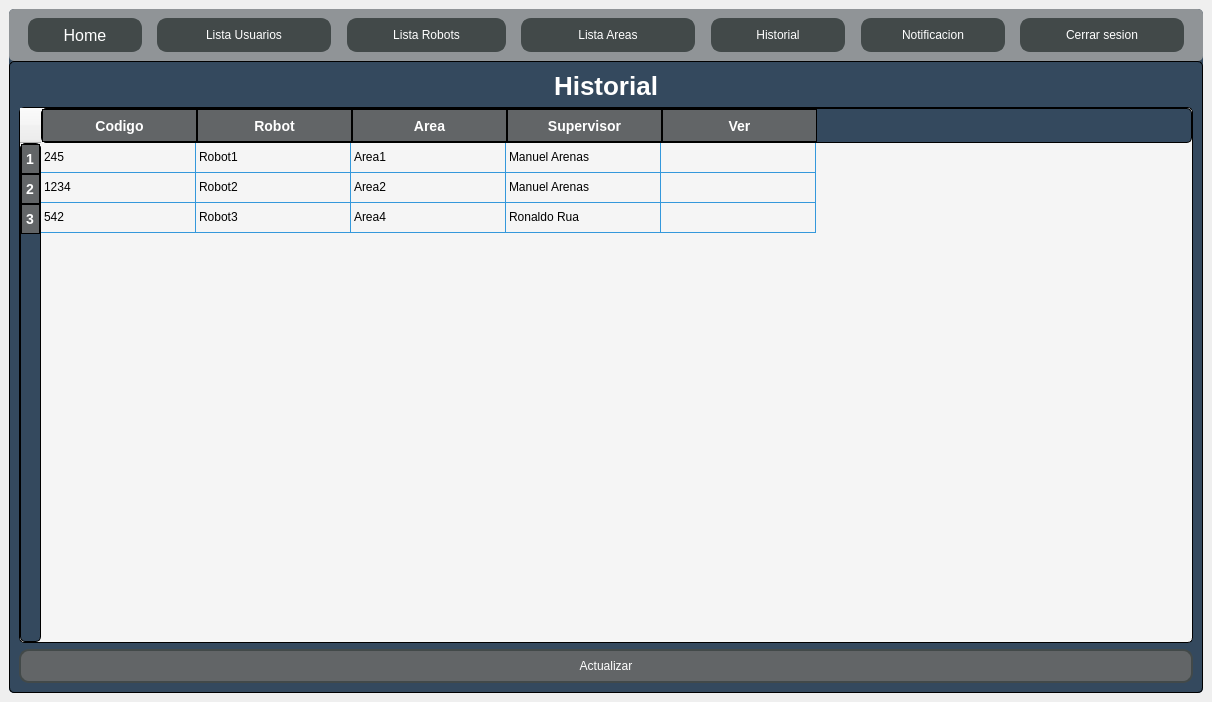
Manu743/Sistema_autonomo, file Menu/Prototipo.ui: the form before one commit.
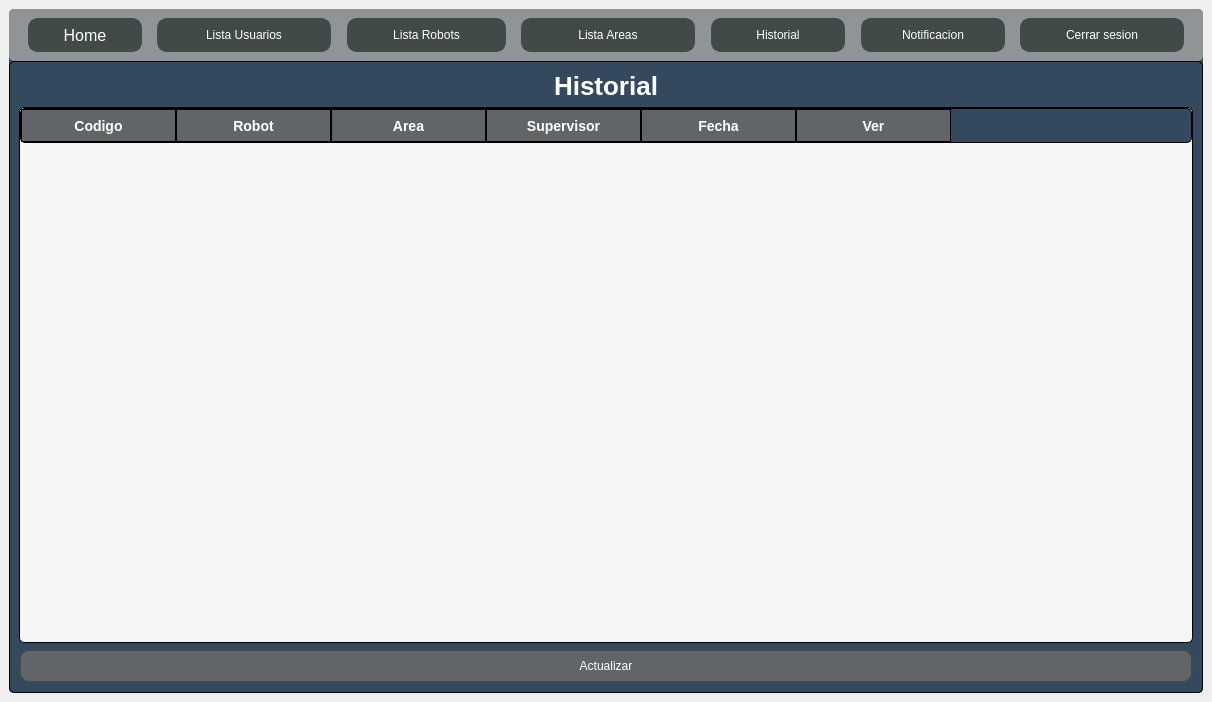
The form after the commit. The open tabs and pages were chosen to show the change. Icons and pictures are not drawn.

Patch:
```diff
--- a/Menu/Prototipo.ui
+++ b/Menu/Prototipo.ui
@@ -1628,10 +1628,10 @@
                  <enum>Qt::SolidLine</enum>
                 </property>
                 <property name="rowCount">
-                 <number>3</number>
+                 <number>0</number>
                 </property>
                 <property name="columnCount">
-                 <number>5</number>
+                 <number>6</number>
                 </property>
                 <attribute name="horizontalHeaderCascadingSectionResizes">
                  <bool>false</bool>
@@ -1639,21 +1639,6 @@
                 <attribute name="horizontalHeaderDefaultSectionSize">
                  <number>155</number>
                 </attribute>
-                <row>
-                 <property name="text">
-                  <string>1</string>
-                 </property>
-                </row>
-                <row>
-                 <property name="text">
-                  <string>2</string>
-                 </property>
-                </row>
-                <row>
-                 <property name="text">
-                  <string>3</string>
-                 </property>
-                </row>
                 <column>
                  <property name="text">
                   <string>Codigo</string>
@@ -1674,86 +1659,16 @@
                   <string>Supervisor</string>
                  </property>
                 </column>
+                <column>
+                 <property name="text">
+                  <string>Fecha</string>
+                 </property>
+                </column>
                 <column>
                  <property name="text">
                   <string>Ver</string>
                  </property>
                 </column>
-                <item row="0" column="0">
-                 <property name="text">
-                  <string>245</string>
-                 </property>
-                </item>
-                <item row="0" column="1">
-                 <property name="text">
-                  <string>Robot1</string>
-                 </property>
-                </item>
-                <item row="0" column="2">
-                 <property name="text">
-                  <string>Area1</string>
-                 </property>
-                </item>
-                <item row="0" column="3">
-                 <property name="text">
-                  <string>Manuel Arenas</string>
-                 </property>
-                </item>
-                <item row="0" column="4">
-                 <property name="text">
-                  <string/>
-                 </property>
-                </item>
-                <item row="1" column="0">
-                 <property name="text">
-                  <string>1234</string>
-                 </property>
-                </item>
-                <item row="1" column="1">
-                 <property name="text">
-                  <string>Robot2</string>
-                 </property>
-                </item>
-                <item row="1" column="2">
-                 <property name="text">
-                  <string>Area2</string>
-                 </property>
-                </item>
-                <item row="1" column="3">
-                 <property name="text">
-                  <string>Manuel Arenas</string>
-                 </property>
-                </item>
-                <item row="1" column="4">
-                 <property name="text">
-                  <string/>
-                 </property>
-                </item>
-                <item row="2" column="0">
-                 <property name="text">
-                  <string>542</string>
-                 </property>
-                </item>
-                <item row="2" column="1">
-                 <property name="text">
-                  <string>Robot3</string>
-                 </property>
-                </item>
-                <item row="2" column="2">
-                 <property name="text">
-                  <string>Area4</string>
-                 </property>
-                </item>
-                <item row="2" column="3">
-                 <property name="text">
-                  <string>Ronaldo Rua</string>
-                 </property>
-                </item>
-                <item row="2" column="4">
-                 <property name="text">
-                  <string/>
-                 </property>
-                </item>
                </widget>
               </item>
               <item row="2" column="0">
```
Left out of the diff: 59 changed lines with no effect on the pictures.
